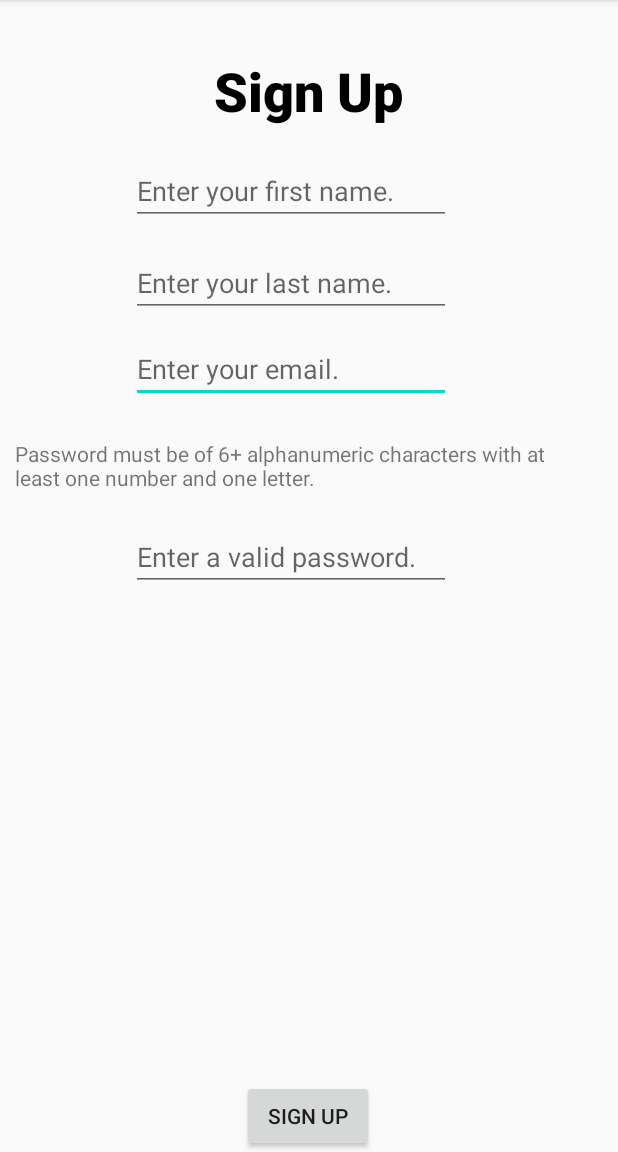
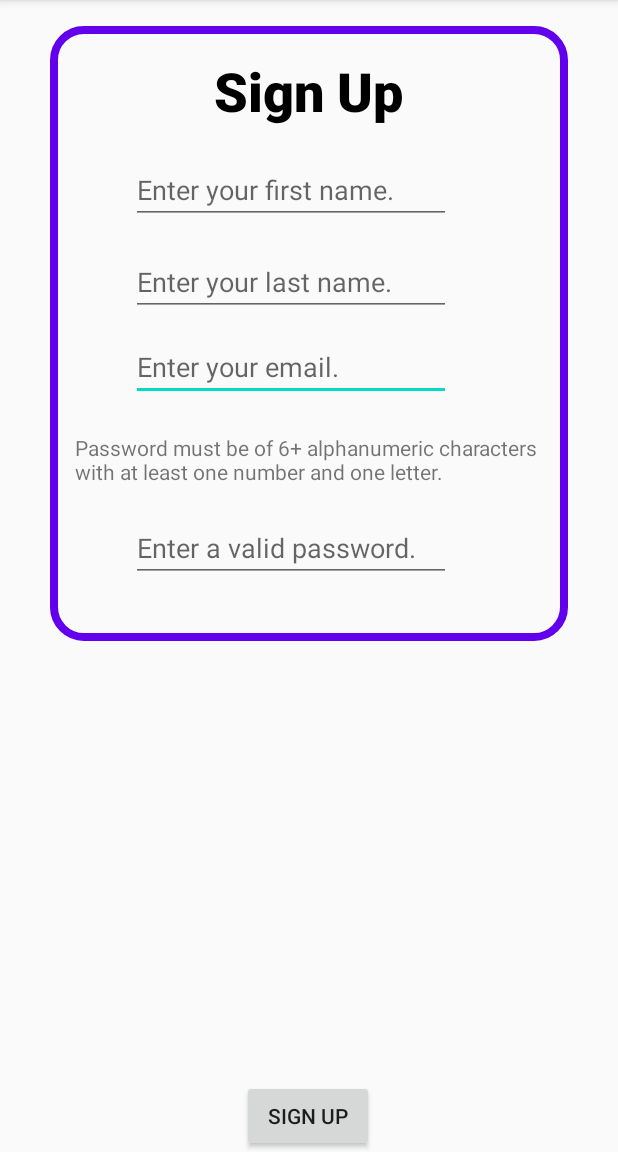
Before and after one commit to rammohant/MarginEdge-App, an Android app: the signUpActivity screen opened directly, with no data from a screen before it, on a phone screen of 412 x 824 dp, the part 84-1236 px from its top. Run offline under Robolectric (Android 15) with nearby library versions, the phone set to English and light mode, and no system bars; our stand-ins replace Firebase (no records; nobody signed in at launch, a user with empty details on screens opened directly).

Commit message:
no message

```diff
--- a/DoubleDruids/app/src/main/res/layout/activity_sign_up.xml
+++ b/DoubleDruids/app/src/main/res/layout/activity_sign_up.xml
@@ -57,22 +57,21 @@
         app:layout_constraintStart_toStartOf="parent"
         app:layout_constraintTop_toBottomOf="@+id/requirementsTextView" />
 
+
     <TextView
         android:id="@+id/requirementsTextView"
-        android:layout_width="372dp"
-        android:layout_height="40dp"
+        android:layout_width="311dp"
+        android:layout_height="38dp"
         android:layout_marginStart="10dp"
         android:layout_marginLeft="10dp"
-        android:layout_marginTop="208dp"
+        android:layout_marginTop="204dp"
         android:layout_marginEnd="11dp"
         android:layout_marginRight="11dp"
         android:text="Password must be of 6+ alphanumeric characters with at least one number and one letter."
         app:layout_constraintEnd_toEndOf="parent"
-        app:layout_constraintHorizontal_bias="0.0"
+        app:layout_constraintHorizontal_bias="0.506"
         app:layout_constraintStart_toStartOf="parent"
         app:layout_constraintTop_toBottomOf="@+id/signUpTextView" />
-
-
 
     <Button
         android:id="@+id/signUpButton"
@@ -124,5 +123,16 @@
         app:layout_constraintTop_toBottomOf="@+id/firstNameEditText"
         app:layout_constraintVertical_bias="0.0" />
 
+    <ImageView
+        android:id="@+id/imageView6"
+        android:layout_width="345dp"
+        android:layout_height="410dp"
+        app:layout_constraintBottom_toBottomOf="@+id/signUpButton"
+        app:layout_constraintEnd_toEndOf="parent"
+        app:layout_constraintStart_toStartOf="parent"
+        app:layout_constraintTop_toTopOf="parent"
+        app:layout_constraintVertical_bias="0.049"
+        app:srcCompat="@drawable/prettysquare" />
+
 
 </androidx.constraintlayout.widget.ConstraintLayout>
```
